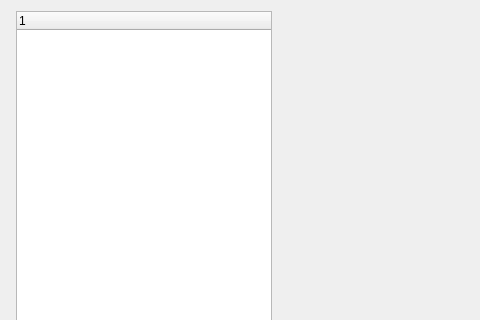
Before: the Qt Designer form platform/platform.ui in Jiwon-Hwang/Radiomics-Feature-Extraction, drawn with Qt 5; both pictures show x 0 to 480 and y 0 to 320 of the 1097 by 735 pixel window.
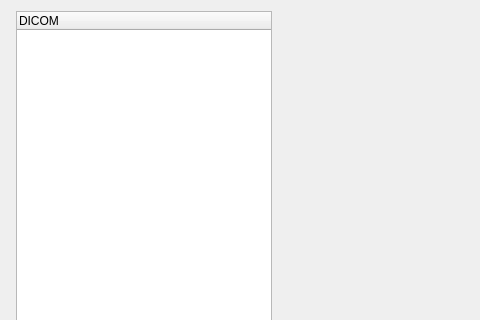
After: the same form once the commit is applied. Icons and pictures are not drawn.

```diff
--- a/platform/platform.ui
+++ b/platform/platform.ui
@@ -62,7 +62,7 @@
             </property>
             <column>
              <property name="text">
-              <string notr="true">1</string>
+              <string>DICOM</string>
              </property>
             </column>
            </widget>
```
